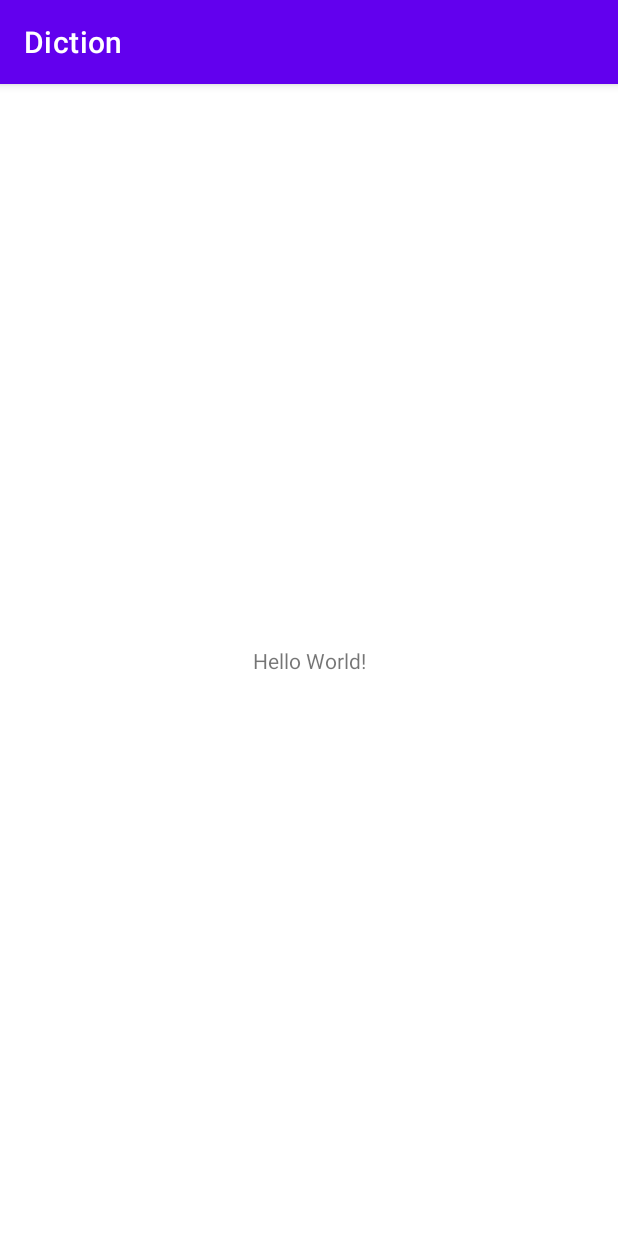
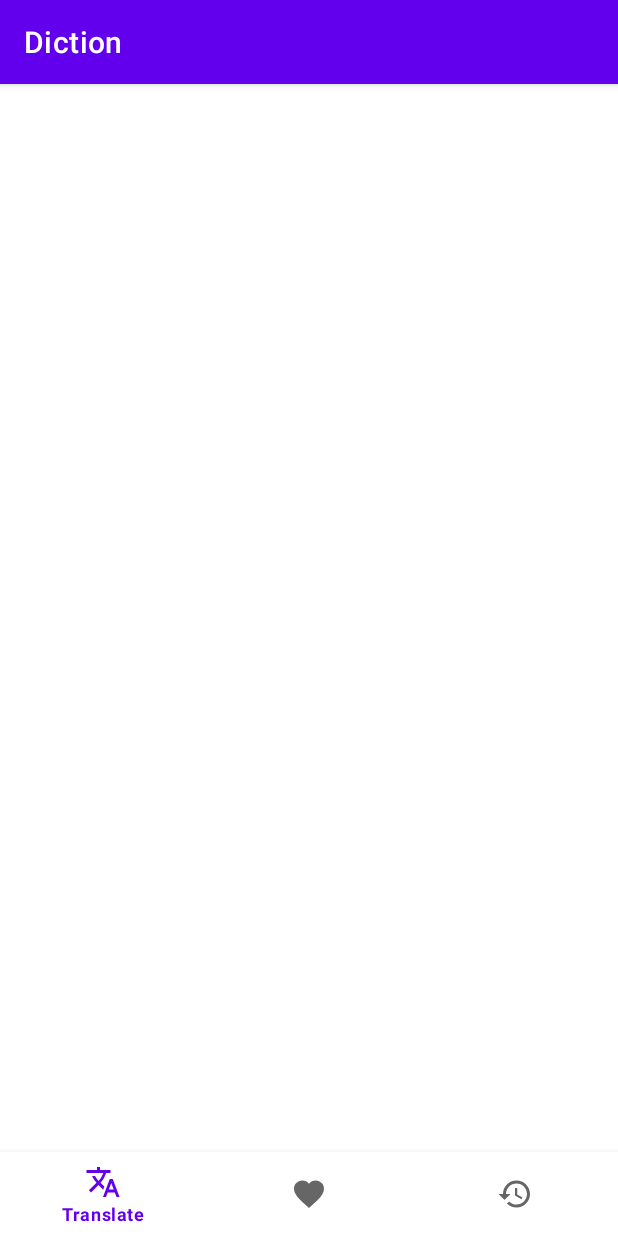
Before and after one commit to elboyev/Diction, an Android app: the screen it shows after launch (MainActivity), on a phone screen of 412 x 824 dp. Run offline under Robolectric (Android 15) with nearby library versions, the phone set to English and light mode, and no system bars.

Commit message:
added icons to resourse folder and created bottom_nav_menu.xml

```diff
--- a/app/build.gradle
+++ b/app/build.gradle
@@ -43,9 +43,6 @@ dependencies {
     implementation 'com.squareup.retrofit2:retrofit:2.9.0'
     implementation 'com.squareup.retrofit2:converter-gson:2.9.0'
 
-//    support design
-    //noinspection GradleCompatible
-    implementation 'com.android.support:design:28.0.0'
 
 //    rxbinding
     implementation 'com.jakewharton.rxbinding:rxbinding:0.4.0'
--- /dev/null
+++ b/app/src/main/res/drawable/ic_baseline_favorite_24.xml
@@ -0,0 +1,10 @@
+<vector xmlns:android="http://schemas.android.com/apk/res/android"
+    android:width="24dp"
+    android:height="24dp"
+    android:viewportWidth="24"
+    android:viewportHeight="24"
+    android:tint="?attr/colorControlNormal">
+  <path
+      android:fillColor="@android:color/white"
+      android:pathData="M12,21.35l-1.45,-1.32C5.4,15.36 2,12.28 2,8.5 2,5.42 4.42,3 7.5,3c1.74,0 3.41,0.81 4.5,2.09C13.09,3.81 14.76,3 16.5,3 19.58,3 22,5.42 22,8.5c0,3.78 -3.4,6.86 -8.55,11.54L12,21.35z"/>
+</vector>
--- /dev/null
+++ b/app/src/main/res/drawable/ic_baseline_history_24.xml
@@ -0,0 +1,10 @@
+<vector xmlns:android="http://schemas.android.com/apk/res/android"
+    android:width="24dp"
+    android:height="24dp"
+    android:viewportWidth="24"
+    android:viewportHeight="24"
+    android:tint="?attr/colorControlNormal">
+  <path
+      android:fillColor="@android:color/white"
+      android:pathData="M13,3c-4.97,0 -9,4.03 -9,9L1,12l3.89,3.89 0.07,0.14L9,12L6,12c0,-3.87 3.13,-7 7,-7s7,3.13 7,7 -3.13,7 -7,7c-1.93,0 -3.68,-0.79 -4.94,-2.06l-1.42,1.42C8.27,19.99 10.51,21 13,21c4.97,0 9,-4.03 9,-9s-4.03,-9 -9,-9zM12,8v5l4.28,2.54 0.72,-1.21 -3.5,-2.08L13.5,8L12,8z"/>
+</vector>
--- /dev/null
+++ b/app/src/main/res/drawable/ic_baseline_translate_24.xml
@@ -0,0 +1,10 @@
+<vector xmlns:android="http://schemas.android.com/apk/res/android"
+    android:width="24dp"
+    android:height="24dp"
+    android:viewportWidth="24"
+    android:viewportHeight="24"
+    android:tint="?attr/colorControlNormal">
+  <path
+      android:fillColor="@android:color/white"
+      android:pathData="M12.87,15.07l-2.54,-2.51 0.03,-0.03c1.74,-1.94 2.98,-4.17 3.71,-6.53L17,6L17,4h-7L10,2L8,2v2L1,4v1.99h11.17C11.5,7.92 10.44,9.75 9,11.35 8.07,10.32 7.3,9.19 6.69,8h-2c0.73,1.63 1.73,3.17 2.98,4.56l-5.09,5.02L4,19l5,-5 3.11,3.11 0.76,-2.04zM18.5,10h-2L12,22h2l1.12,-3h4.75L21,22h2l-4.5,-12zM15.88,17l1.62,-4.33L19.12,17h-3.24z"/>
+</vector>
--- a/app/src/main/res/layout/activity_main.xml
+++ b/app/src/main/res/layout/activity_main.xml
@@ -1,18 +1,23 @@
 <?xml version="1.0" encoding="utf-8"?>
-<androidx.constraintlayout.widget.ConstraintLayout xmlns:android="http://schemas.android.com/apk/res/android"
+<RelativeLayout xmlns:android="http://schemas.android.com/apk/res/android"
     xmlns:app="http://schemas.android.com/apk/res-auto"
-    xmlns:tools="http://schemas.android.com/tools"
+    android:orientation="vertical"
     android:layout_width="match_parent"
     android:layout_height="match_parent"
-    tools:context=".MainActivity">
+    android:weightSum="1">
 
-    <TextView
-        android:layout_width="wrap_content"
+    <FrameLayout
+        android:id="@+id/fragment"
+        android:layout_width="match_parent"
+        android:layout_height="match_parent"
+        android:layout_above="@+id/bottom_navigation" />
+
+    <com.google.android.material.bottomnavigation.BottomNavigationView
+        android:id="@+id/bottom_navigation"
+        android:layout_width="match_parent"
         android:layout_height="wrap_content"
-        android:text="Hello World!"
-        app:layout_constraintBottom_toBottomOf="parent"
-        app:layout_constraintLeft_toLeftOf="parent"
-        app:layout_constraintRight_toRightOf="parent"
-        app:layout_constraintTop_toTopOf="parent" />
+        android:layout_alignParentBottom="true"
+        app:labelVisibilityMode="selected"
+        app:menu="@menu/bottom_nav_menu" />
 
-</androidx.constraintlayout.widget.ConstraintLayout>
+</RelativeLayout>
--- /dev/null
+++ b/app/src/main/res/menu/bottom_nav_menu.xml
@@ -0,0 +1,26 @@
+<?xml version="1.0" encoding="utf-8"?>
+<menu xmlns:android="http://schemas.android.com/apk/res/android" xmlns:app="http://schemas.android.com/apk/res-auto">
+
+    <item
+        android:id="@+id/action_translate"
+        android:enabled="true"
+        android:icon="@drawable/ic_baseline_translate_24"
+        android:iconTint="@color/gray"
+        android:title="@string/ic_translate"
+        app:showAsAction="ifRoom" />
+    <item
+        android:id="@+id/action_favourites"
+        android:enabled="true"
+        android:icon="@drawable/ic_baseline_favorite_24"
+        android:iconTint="@color/gray"
+        android:title="@string/ic_liked"
+        app:showAsAction="ifRoom" />
+    <item
+        android:id="@+id/action_history"
+        android:enabled="true"
+        android:icon="@drawable/ic_baseline_history_24"
+        android:iconTint="@color/gray"
+        android:title="@string/ic_history"
+        app:showAsAction="ifRoom" />
+
+</menu>
--- a/app/src/main/res/values/colors.xml
+++ b/app/src/main/res/values/colors.xml
@@ -6,5 +6,10 @@
     <color name="teal_200">#FF03DAC5</color>
     <color name="teal_700">#FF018786</color>
     <color name="black">#FF000000</color>
-    <color name="white">#FFFFFFFF</color>
+    <color name="colorAccent">#f7d200</color>
+    <color name="dark">#000000</color>
+    <color name="white">#FFFFFF</color>
+    <color name="gray">#D3D3D3</color>
+    <color name="transparent">#00000000</color>
+    <color name="blue">#007ffd</color>
 </resources>
--- a/app/src/main/res/values/strings.xml
+++ b/app/src/main/res/values/strings.xml
@@ -1,3 +1,6 @@
 <resources>
     <string name="app_name">Diction</string>
+    <string name="ic_translate">Translate</string>
+    <string name="ic_liked">Liked</string>
+    <string name="ic_history">History</string>
 </resources>
```
